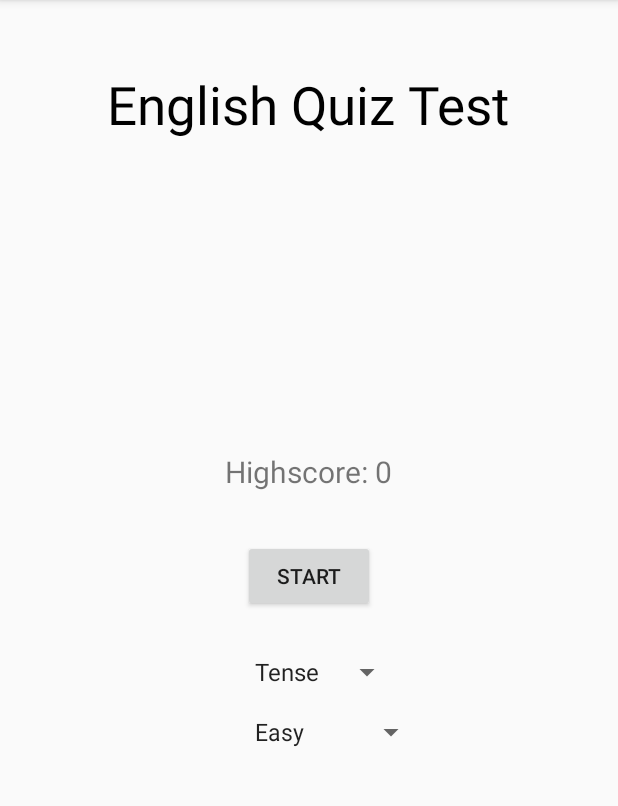
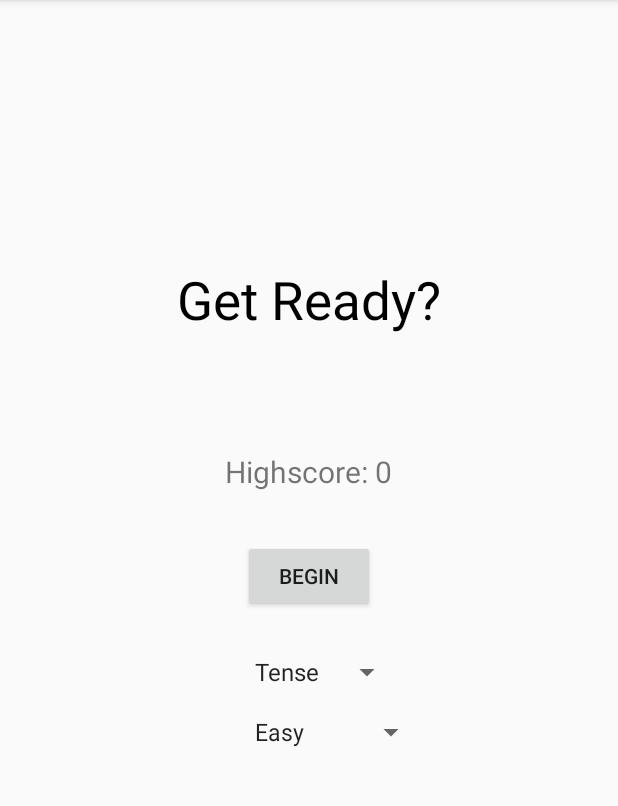
Before and after one commit to truongduyuit/my-english-app, an Android app: the StartingScreenActivity screen opened directly, with no data from a screen before it, on a phone screen of 412 x 824 dp, the part 84-890 px from its top. Run offline under Robolectric (Android 15) with nearby library versions, the phone set to English and light mode, and no system bars.

Commit message:
fix conflict

```diff
--- a/MyEnglishApp/app/src/main/java/com/example/myenglishapp/TabTestFragment.java
+++ b/MyEnglishApp/app/src/main/java/com/example/myenglishapp/TabTestFragment.java
@@ -39,7 +39,7 @@ public class TabTestFragment extends Fragment {
     @Override
     public void onActivityCreated(@Nullable Bundle savedInstanceState) {
         super.onActivityCreated(savedInstanceState);
-        btnStart = (Button) getActivity().findViewById((R.id.btnStart));
+        btnStart = (Button) getActivity().findViewById((R.id.button_start));
         btnStart.setOnClickListener(new View.OnClickListener() {
                                         @Override
                                         public void onClick(View view) {
--- a/MyEnglishApp/app/src/main/res/layout/activity_starting_screen.xml
+++ b/MyEnglishApp/app/src/main/res/layout/activity_starting_screen.xml
@@ -8,11 +8,23 @@
     tools:context="com.example.myenglishapp.StartingScreenActivity">
 
     <TextView
+        android:id="@+id/text_blank"
         android:layout_width="wrap_content"
         android:layout_height="wrap_content"
         android:layout_centerHorizontal="true"
         android:layout_marginTop="30dp"
-        android:text="English Quiz Test"
+        android:text=""
+        android:layout_above="@id/text_view_highscore"
+        android:textColor="@android:color/black"
+        android:textSize="35sp" />
+
+    <TextView
+        android:layout_width="wrap_content"
+        android:layout_height="wrap_content"
+        android:layout_centerHorizontal="true"
+        android:layout_marginTop="30dp"
+        android:text="Get Ready?"
+        android:layout_above="@id/text_blank"
         android:textColor="@android:color/black"
         android:textSize="35sp" />
 
@@ -31,7 +43,7 @@
         android:layout_width="wrap_content"
         android:layout_height="wrap_content"
         android:layout_centerInParent="true"
-        android:text="Start" />
+        android:text="Begin" />
 
     <Spinner
         android:id="@+id/spinner_category"
```
Also changed, not shown: MyEnglishApp/app/src/main/java/com/example/myenglishapp/GameKukubiScreenPlay.java (+10 -13 lines), MyEnglishApp/app/src/main/java/com/example/myenglishapp/QuestionG.java (added, +68 -0 lines), MyEnglishApp/app/src/main/java/com/example/myenglishapp/TabGrammarFragment.java (added, +30 -0 lines), MyEnglishApp/app/src/main/res/layout/fragment_tab_test.xml (+9 -1 lines).
